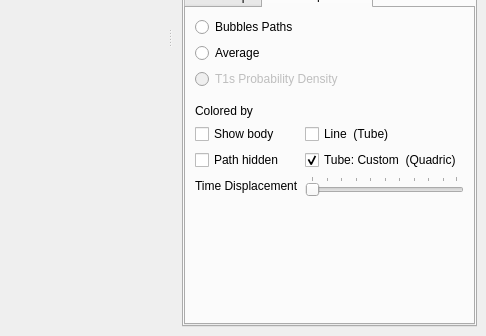
Before: the Qt Designer form MainWindow.ui in danlipsa/foamvis, drawn with Qt 5; both pictures show x 526 to 1012 and y 263 to 599 of the 1012 by 599 pixel window.
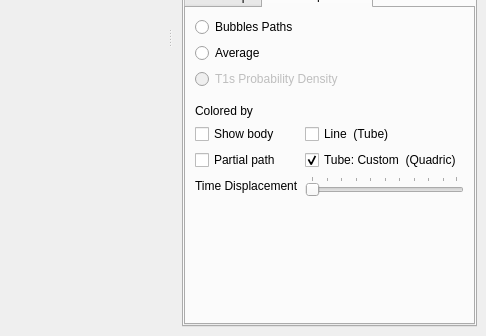
After: the same form once the commit is applied. The open tabs and pages were chosen to show the change. Custom widgets are drawn as their Qt base class.

Patch:
```diff
--- a/MainWindow.ui
+++ b/MainWindow.ui
@@ -1741,7 +1741,7 @@
                  <item row="2" column="0">
                   <widget class="QCheckBox" name="checkBoxCenterPathHidden">
                    <property name="text">
-                    <string>Path hidden</string>
+                    <string>Partial path</string>
                    </property>
                   </widget>
                  </item>
```
Left out of the diff: 7 changed lines with no effect on the pictures.
